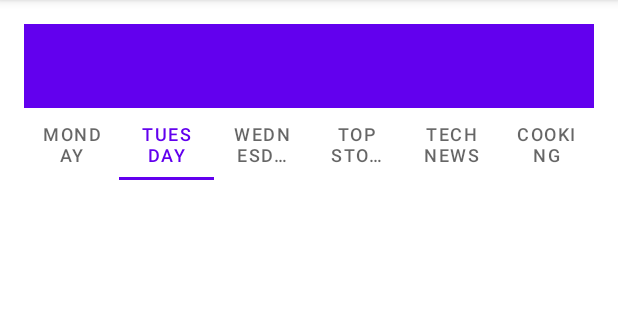
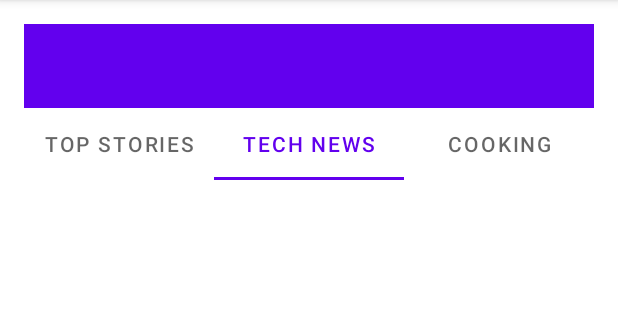
Before and after one commit to ahmed-razic/TabExperiment, an Android app: the screen it shows after launch (MainActivity), tab 2 chosen, on a phone screen of 412 x 824 dp, the part 84-404 px from its top. Run offline under Robolectric (Android 15) with nearby library versions, the phone set to English and light mode, and no system bars; 5 statements that could not run were skipped.

```diff
--- a/app/src/main/java/com/example/android/tabexperiment/MainActivity.java
+++ b/app/src/main/java/com/example/android/tabexperiment/MainActivity.java
@@ -4,6 +4,10 @@ import androidx.appcompat.app.AppCompatActivity;
 
 import android.os.Bundle;
 import androidx.appcompat.widget.Toolbar;
+import androidx.fragment.app.FragmentStatePagerAdapter;
+import androidx.viewpager.widget.ViewPager;
+import androidx.viewpager2.adapter.FragmentStateAdapter;
+import androidx.viewpager2.widget.ViewPager2;
 
 import com.google.android.material.tabs.TabLayout;
 
@@ -23,5 +27,28 @@ public class MainActivity extends AppCompatActivity {
         tabLayout.addTab(tabLayout.newTab().setText(R.string.tab_label3));
 
         tabLayout.setTabGravity(TabLayout.GRAVITY_FILL);
+
+
+        final ViewPager viewPager = findViewById(R.id.pager);
+        final PagerAdapter pagerAdapter = new PagerAdapter(getSupportFragmentManager(), 1, tabLayout.getTabCount());
+        viewPager.setAdapter(pagerAdapter);
+
+        viewPager.addOnPageChangeListener(new TabLayout.TabLayoutOnPageChangeListener(tabLayout));
+        tabLayout.addOnTabSelectedListener(new TabLayout.OnTabSelectedListener() {
+            @Override
+            public void onTabSelected(TabLayout.Tab tab) {
+                viewPager.setCurrentItem(tab.getPosition());
+            }
+
+            @Override
+            public void onTabUnselected(TabLayout.Tab tab) {
+
+            }
+
+            @Override
+            public void onTabReselected(TabLayout.Tab tab) {
+
+            }
+        });
     }
 }
--- a/app/src/main/java/com/example/android/tabexperiment/PagerAdapter.java
+++ b/app/src/main/java/com/example/android/tabexperiment/PagerAdapter.java
@@ -1,16 +1,19 @@
 package com.example.android.tabexperiment;
+
 
 import androidx.annotation.NonNull;
 import androidx.fragment.app.Fragment;
 import androidx.fragment.app.FragmentManager;
 import androidx.fragment.app.FragmentStatePagerAdapter;
 
+
 public class PagerAdapter extends FragmentStatePagerAdapter {
-    private int mNumberOfTabs;
 
-    public PagerAdapter(@NonNull FragmentManager fm, int behavior, int numberOfTabs) {
-        super(fm, behavior);
-        this.mNumberOfTabs = numberOfTabs;
+    private final int mNumberOfTabs;
+
+    public PagerAdapter(FragmentManager fm, int behaviour, int NumOfTabs) {
+        super(fm, behaviour);
+        this.mNumberOfTabs = NumOfTabs;
     }
 
     @NonNull
@@ -29,6 +32,3 @@ public class PagerAdapter extends FragmentStatePagerAdapter {
         return mNumberOfTabs;
     }
 }
-
-
-//androidx.fragment.app.FragmentStatePagerAdapter public static final int BEHAVIOR_RESUME_ONLY_CURRENT_FRAGMENT = 1
--- a/app/src/main/res/layout/activity_main.xml
+++ b/app/src/main/res/layout/activity_main.xml
@@ -22,23 +22,7 @@
         android:layout_width="match_parent"
         android:layout_height="wrap_content"
         android:layout_below="@+id/toolbar"
-        android:layout_centerHorizontal="true">
-
-        <com.google.android.material.tabs.TabItem
-            android:layout_width="wrap_content"
-            android:layout_height="wrap_content"
-            android:text="Monday" />
-
-        <com.google.android.material.tabs.TabItem
-            android:layout_width="wrap_content"
-            android:layout_height="wrap_content"
-            android:text="Tuesday" />
-
-        <com.google.android.material.tabs.TabItem
-            android:layout_width="wrap_content"
-            android:layout_height="wrap_content"
-            android:text="Wednesday" />
-    </com.google.android.material.tabs.TabLayout>
+        android:layout_centerHorizontal="true" />
 
     <androidx.viewpager2.widget.ViewPager2
         android:id="@+id/pager"
```
